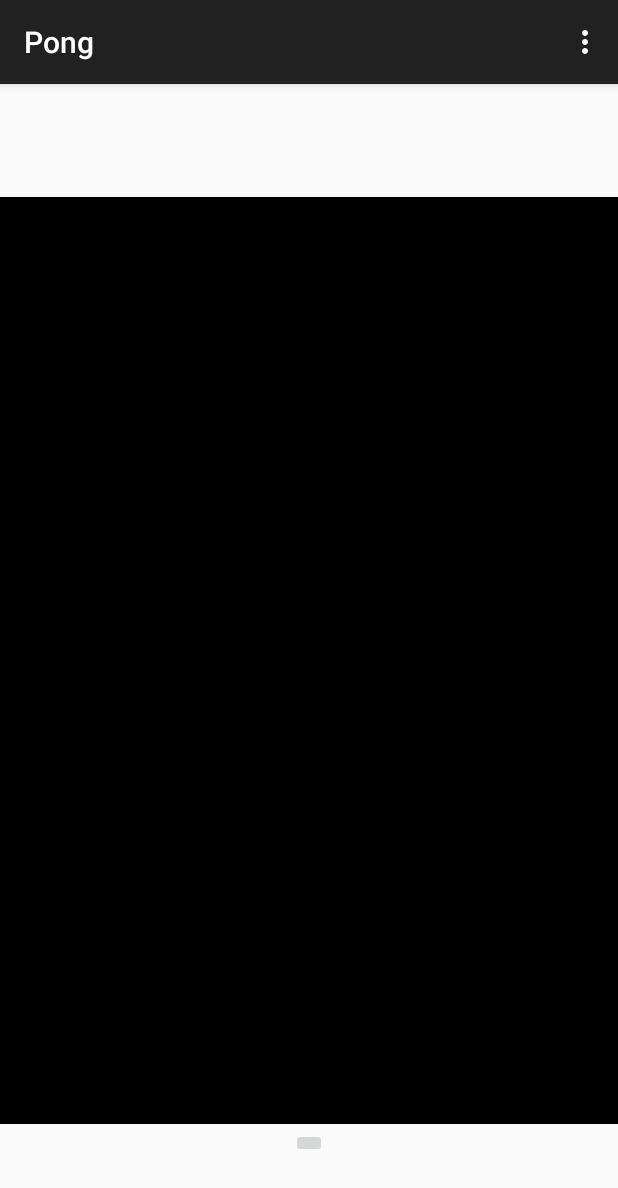
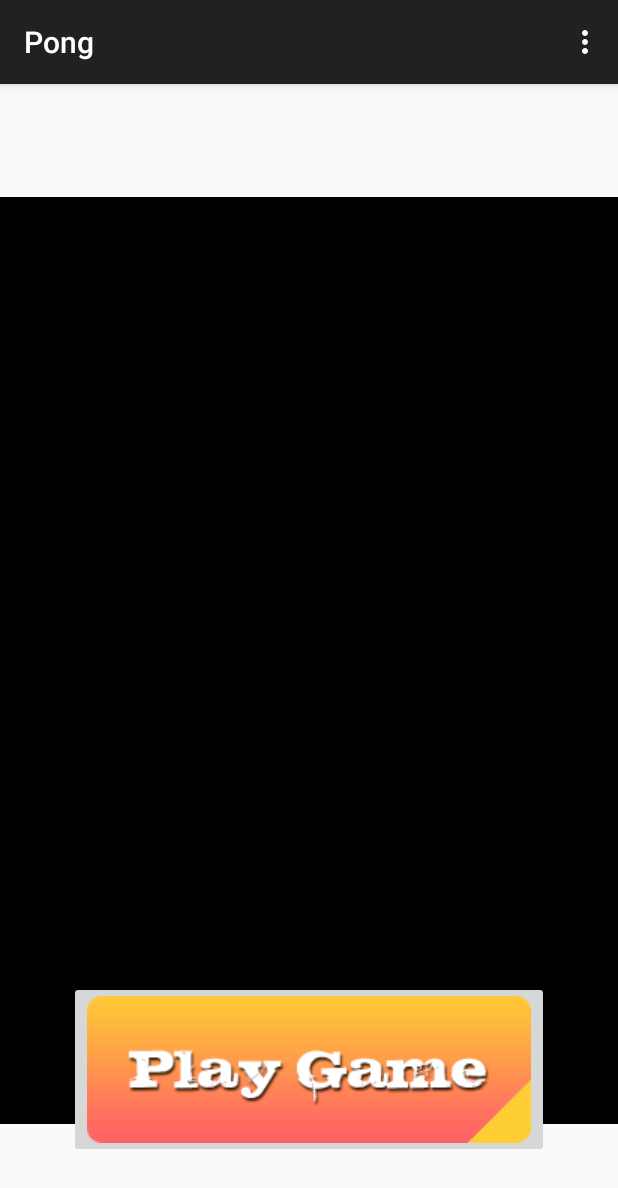
Before and after one commit to BlueFlam3Z/Android, an Android app: the screen it shows after launch (MainActivity), on a phone screen of 412 x 824 dp. Shown: the top 1188 px of the screen. Run offline under Robolectric (Android 15) with nearby library versions, the phone set to English and light mode, and no system bars.

Commit message:
botei o botão fodao

```diff
--- a/Pong/app/src/main/res/layout/activity_main.xml
+++ b/Pong/app/src/main/res/layout/activity_main.xml
@@ -16,6 +16,7 @@
         android:layout_width="wrap_content"
         android:layout_height="wrap_content"
         android:id="@+id/imageButton"
+        android:src="@mipmap/playgame_button"
         android:layout_alignParentBottom="true"
         android:layout_centerHorizontal="true"
         android:layout_marginBottom="52dp" />
```
Also changed, not shown: Pong/app/src/main/res/mipmap-mdpi/playgame_button.png (added).
